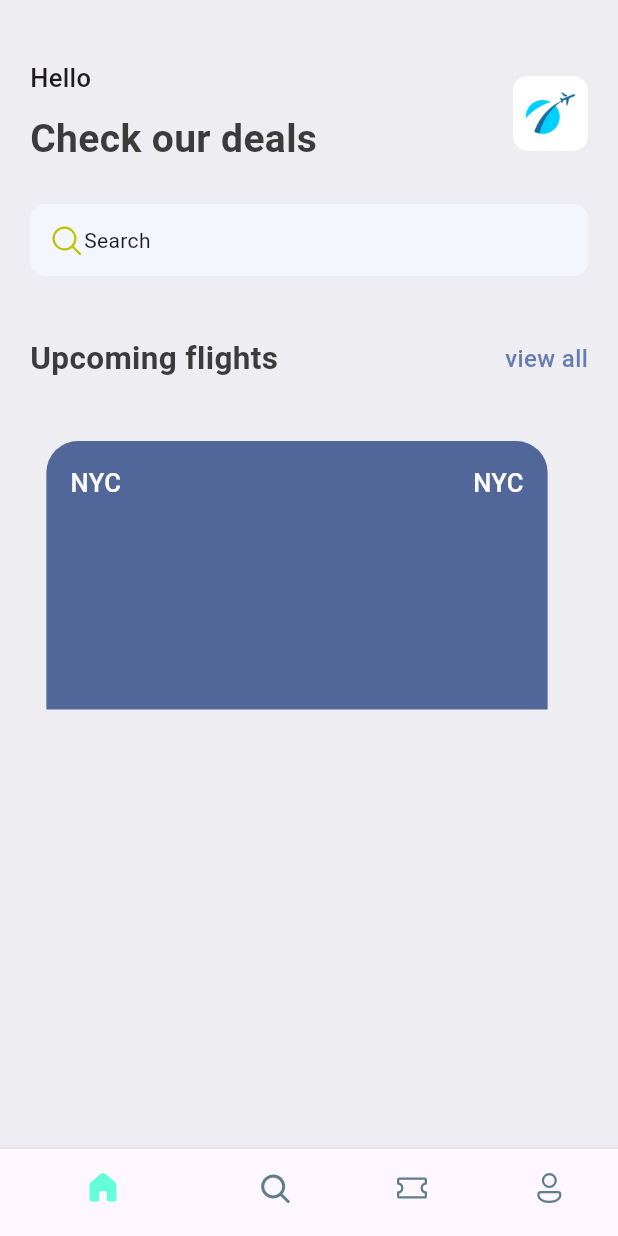
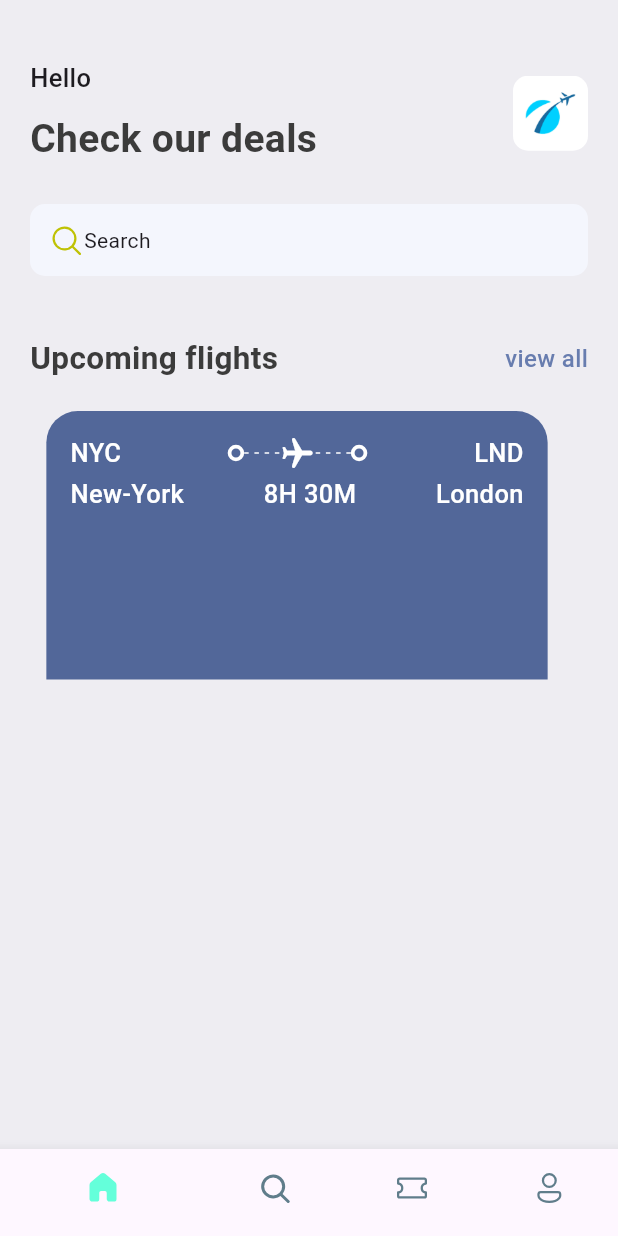
Before and after one commit to hassaneldika/ticket-app, a Flutter app: the screen it shows after launch, on a phone screen of 412 x 824 dp. Run offline on Flutter 3.47's test engine with Material 3 defaults, Android fonts, the phone set to English and light mode, and no system bars; our stand-ins replace fluentui_icons.

Commit message:
global widgets

```diff
--- /dev/null
+++ b/lib/base/widgets/app_layoutbuilder_widget.dart
@@ -0,0 +1,32 @@
+import 'package:flutter/material.dart';
+
+class AppLayoutBuilderWidget extends StatelessWidget {
+  const AppLayoutBuilderWidget({super.key, required this.randomDivider});
+
+  final int randomDivider;
+
+  @override
+  Widget build(BuildContext context) {
+    return LayoutBuilder(
+      builder: (BuildContext context, BoxConstraints constraints) {
+        // Moved the print statement inside the builder
+        //print("${(constraints.maxWidth / randomDivider).floor()}");
+        return Flex(
+          mainAxisAlignment: MainAxisAlignment.spaceBetween,
+          direction: Axis.horizontal,
+          children: List.generate(
+            (constraints.maxWidth / randomDivider).floor(),
+            (index) => const SizedBox(
+              width: 3,
+              height: 1,
+              child: DecoratedBox(
+                  decoration: BoxDecoration(
+                color: Colors.white,
+              )),
+            ),
+          ),
+        );
+      },
+    );
+  }
+}
--- /dev/null
+++ b/lib/base/widgets/big_dot.dart
@@ -0,0 +1,16 @@
+import 'package:flutter/material.dart';
+
+class BigDot extends StatelessWidget {
+  const BigDot({super.key});
+
+  @override
+  Widget build(BuildContext context) {
+    return Container(
+      padding: const EdgeInsets.all(3.0),
+      decoration: BoxDecoration(
+        border: Border.all(width: 2.5, color: Colors.white),
+        borderRadius: BorderRadius.circular(20.0),
+      ),
+    );
+  }
+}
--- a/lib/base/widgets/ticket_view.dart
+++ b/lib/base/widgets/ticket_view.dart
@@ -1,5 +1,7 @@
 import 'package:flutter/material.dart';
 import 'package:ticketapp/base/res/styles/app_styles.dart';
+import 'package:ticketapp/base/widgets/app_layoutbuilder_widget.dart';
+import 'package:ticketapp/base/widgets/big_dot.dart';
 
 class TicketView extends StatelessWidget {
   const TicketView({super.key});
@@ -12,7 +14,7 @@ class TicketView extends StatelessWidget {
       height: 179.0,
       child: Container(
         margin: const EdgeInsets.only(right: 16.0),
-        padding: EdgeInsets.all(16.0),
+        padding: const EdgeInsets.all(16.0),
         decoration: const BoxDecoration(
             color: AppStyles.ticketBlue,
             borderRadius: BorderRadius.only(
@@ -29,13 +31,56 @@ class TicketView extends StatelessWidget {
                   style: AppStyles.headLineStyle3.copyWith(color: Colors.white),
                 ),
                 Expanded(child: Container()),
+                const BigDot(),
+                Expanded(
+                    child: Stack(
+                  children: [
+                    const SizedBox(
+                      height: 24.0,
+                      child: AppLayoutBuilderWidget(
+                        randomDivider: 6,
+                      ),
+                    ),
+                    Center(
+                      child: Transform.rotate(
+                        angle: 1.57,
+                        child: const Icon(
+                          Icons.local_airport_rounded,
+                          color: Colors.white,
+                        ),
+                      ),
+                    )
+                  ],
+                )),
+                const BigDot(),
+                Expanded(child: Container()),
                 Text(
-                  'NYC',
+                  'LND',
                   style: AppStyles.headLineStyle3.copyWith(color: Colors.white),
                 ),
               ],
             ),
-            Row(),
+            const SizedBox(
+              height: 3.0,
+            ),
+            Row(
+              children: [
+                Text(
+                  'New-York',
+                  style: AppStyles.headLineStyle3.copyWith(color: Colors.white),
+                ),
+                Expanded(child: Container()),
+                Text(
+                  '8H 30M',
+                  style: AppStyles.headLineStyle3.copyWith(color: Colors.white),
+                ),
+                Expanded(child: Container()),
+                Text(
+                  'London',
+                  style: AppStyles.headLineStyle3.copyWith(color: Colors.white),
+                ),
+              ],
+            ),
           ],
         ),
       ),
--- a/lib/screens/home_screen.dart
+++ b/lib/screens/home_screen.dart
@@ -81,9 +81,9 @@ class HomeScreen extends StatelessWidget {
                   bigText: 'Upcoming flights',
                 ),
                 const SizedBox(
-                  height: 40.0,
+                  height: 20.0,
                 ),
-                TicketView(),
+                const TicketView(),
               ],
             ),
           ),
```
